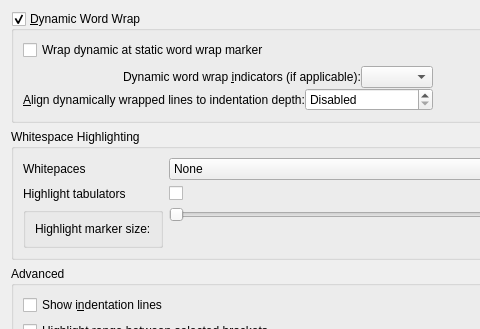
First picture: the form in src/dialogs/textareaappearanceconfigwidget.ui, repository KDE/ktexteditor, before the edit; both pictures show x 0 to 480 and y 0 to 329 of the 810 by 752 pixel window.
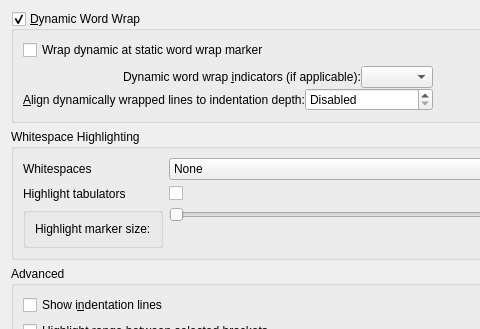
Second picture: the form after the edit. Custom widgets are drawn as their Qt base class.

Commit message: add missing s

```diff
--- a/src/dialogs/textareaappearanceconfigwidget.ui
+++ b/src/dialogs/textareaappearanceconfigwidget.ui
@@ -206,7 +206,7 @@
       <item row="2" column="0">
        <widget class="QLabel" name="label">
         <property name="text">
-         <string>Whitepaces</string>
+         <string>Whitespaces</string>
         </property>
        </widget>
       </item>
```
